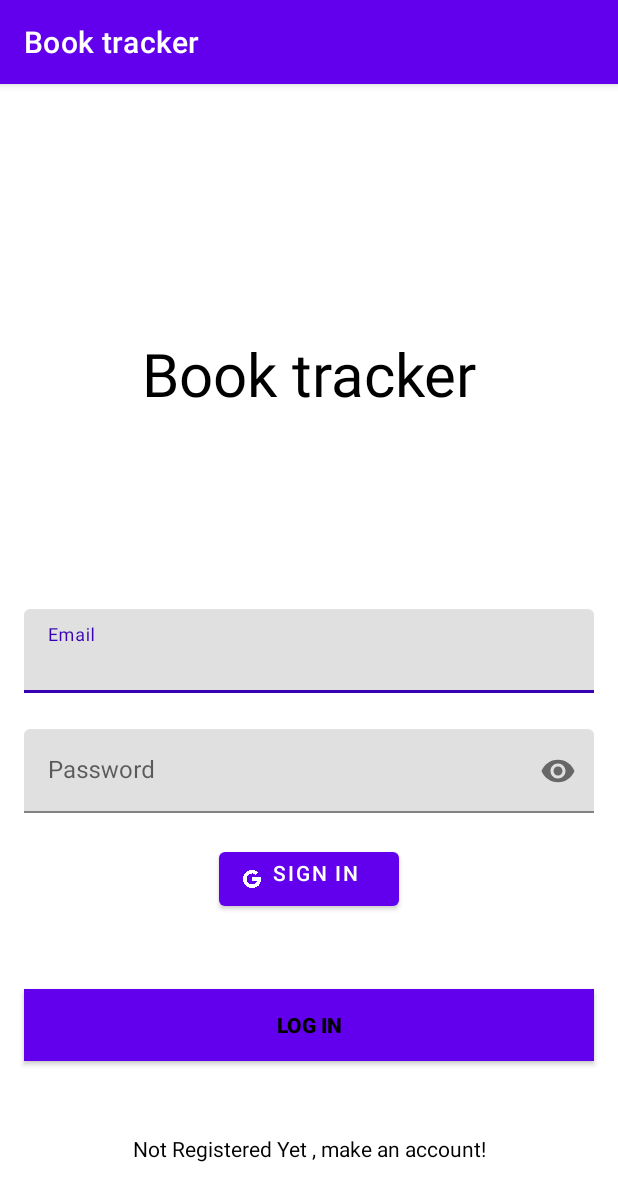
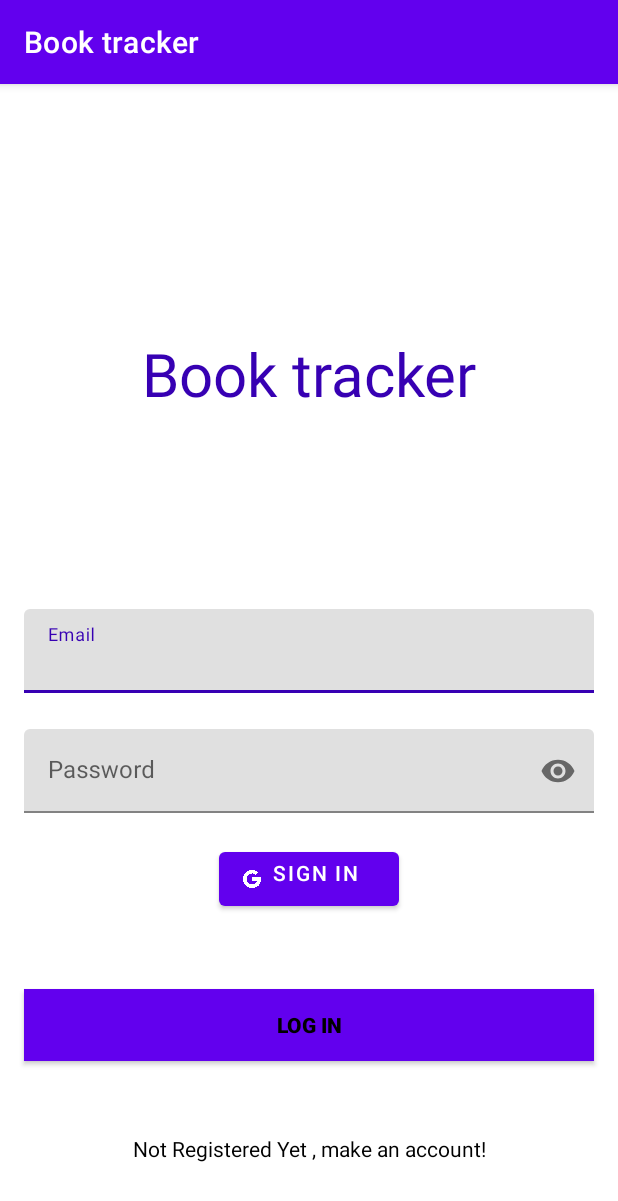
Before and after one commit to monicaandreea/book-tracker, an Android app: the screen it shows after launch (Login), on a phone screen of 412 x 824 dp. Shown: the top 1201 px of the screen. Run offline under Robolectric (Android 15) with nearby library versions, the phone set to English and light mode, and no system bars; our stand-ins replace Firebase (no records; nobody signed in at launch, a user with empty details on screens opened directly).

Commit message:
changed colors

```diff
--- a/app/src/main/res/layout/activity_log_in.xml
+++ b/app/src/main/res/layout/activity_log_in.xml
@@ -10,7 +10,7 @@
         android:id="@+id/titleView"
         android:layout_width="wrap_content"
         android:layout_height="wrap_content"
-        android:textColor="@color/black"
+        android:textColor="@color/purple_700"
         android:text="Book tracker"
         app:layout_constraintEnd_toEndOf="parent"
         android:layout_marginBottom="130dp"
--- a/app/src/main/res/layout/activity_register.xml
+++ b/app/src/main/res/layout/activity_register.xml
@@ -10,7 +10,7 @@
         android:id="@+id/titleView"
         android:layout_width="wrap_content"
         android:layout_height="wrap_content"
-        android:textColor="@color/black"
+        android:textColor="@color/purple_700"
         android:text="Book tracker"
         app:layout_constraintEnd_toEndOf="parent"
         android:layout_marginBottom="130dp"
```
